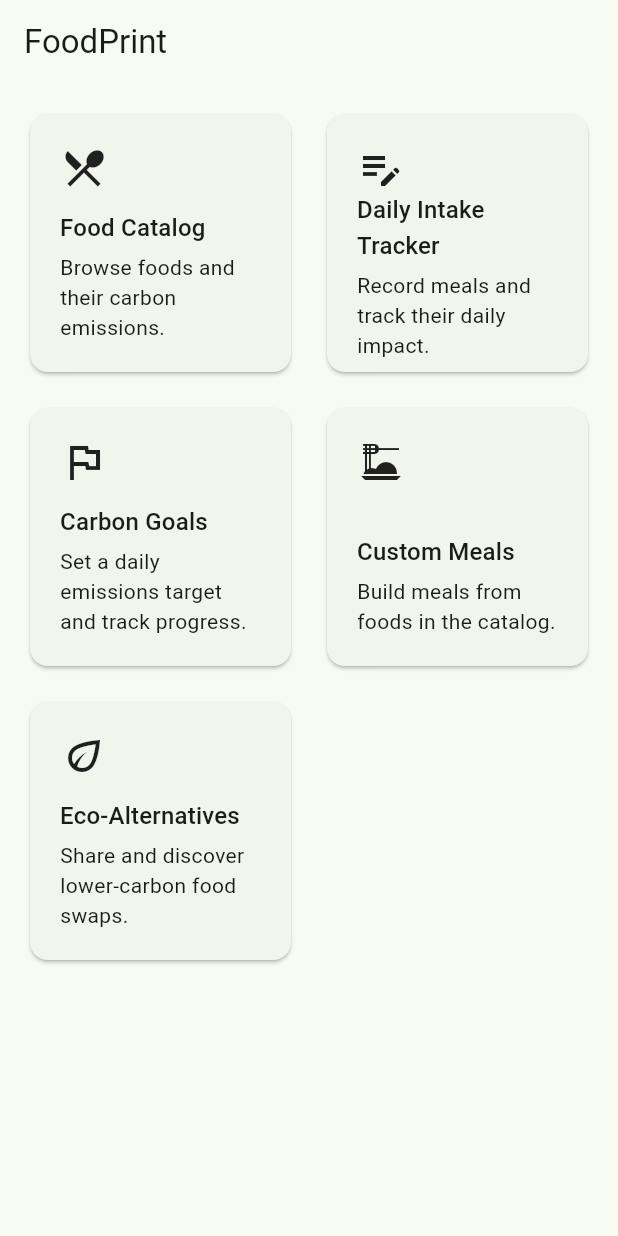
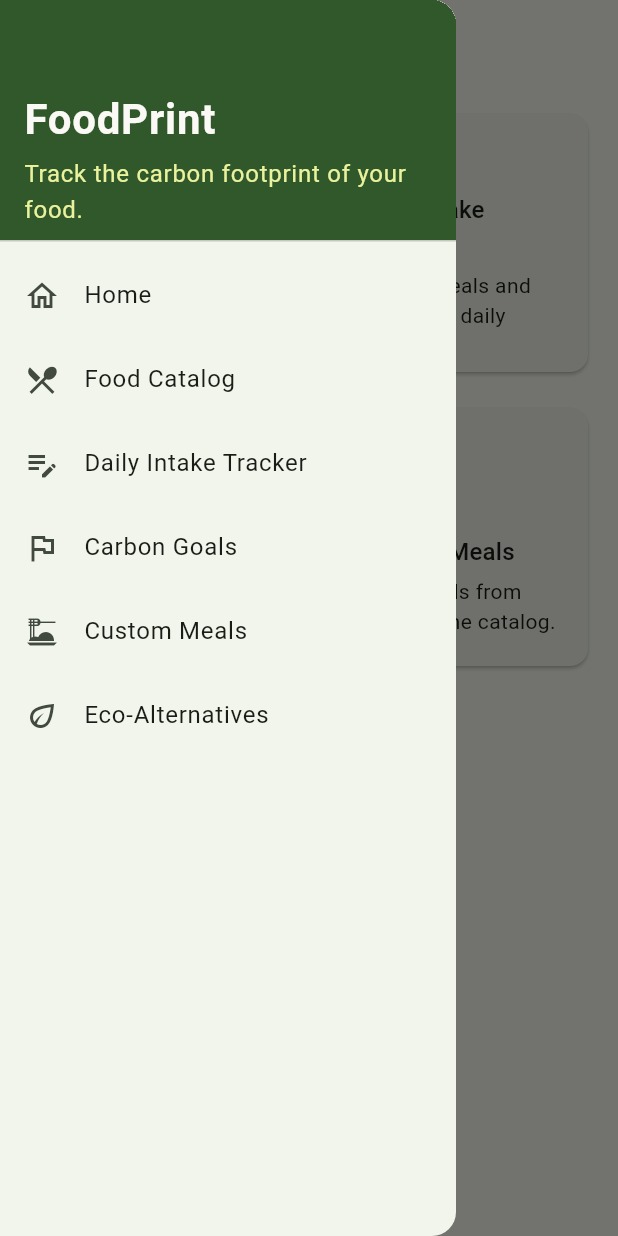
Before and after one commit to PBP-E6/foodprint_flutter, a Flutter app: the screen it shows after launch, with the side drawer open (before the commit the screen has no drawer), on a phone screen of 412 x 824 dp. Run offline on Flutter 3.47's test engine with Material 3 defaults, Android fonts, the phone set to English and light mode, and no system bars.

Commit message:
feat(drawer): show the drawer on the home page

```diff
--- a/lib/main.dart
+++ b/lib/main.dart
@@ -4,6 +4,7 @@ import 'screens/daily_intake_page.dart';
 import 'screens/carbon_goals_page.dart';
 import 'screens/custom_meals_page.dart';
 import 'screens/eco_alternatives_page.dart';
+import 'widgets/left_drawer.dart';
 
 void main() {
   runApp(const FoodPrintApp());
@@ -78,6 +79,7 @@ class ModuleHomePage extends StatelessWidget {
   Widget build(BuildContext context) {
     return Scaffold(
       appBar: AppBar(title: const Text('FoodPrint')),
+      drawer: const LeftDrawer(),
       body: GridView.builder(
         padding: const EdgeInsets.all(16),
         itemCount: modules.length,
```
